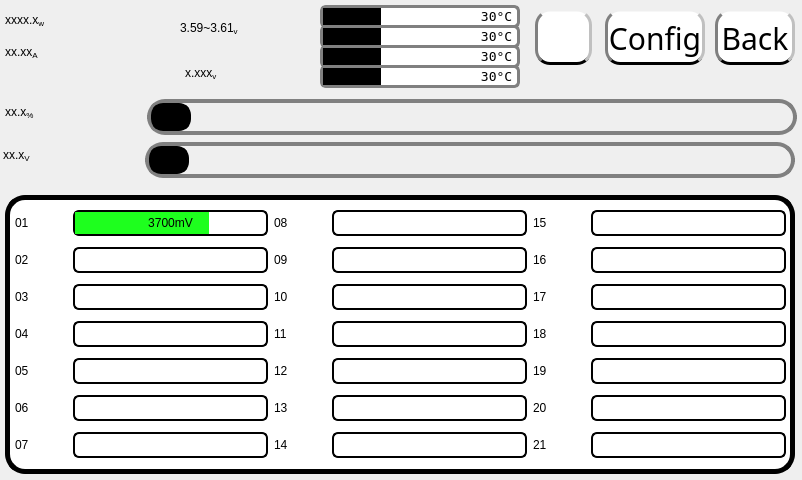
First picture: the form in ampy_bms.ui, repository cwkowalski/ASI_AmpyDisplay, before the edit.
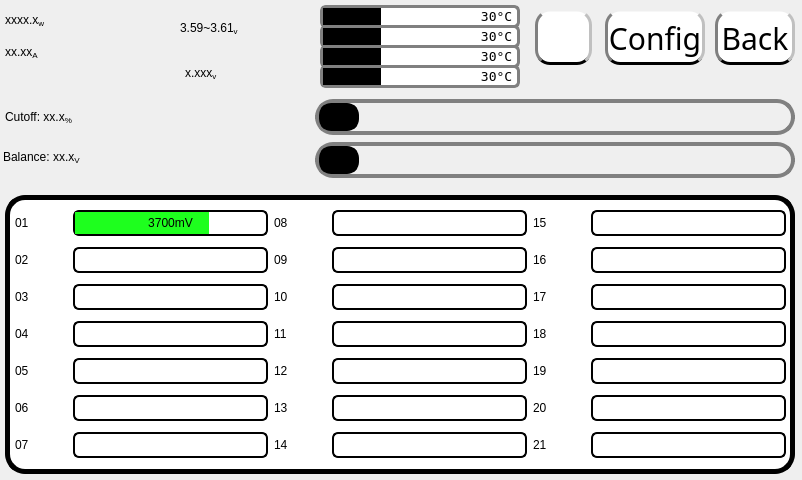
Second picture: the form after the edit. Icons and pictures are not drawn.

Commit message: BMS window/ui now iterates for 10-21 cell series groups, EEPROM r/w tested, print statements can be re-enabled with JBD(debug=True)

```diff
--- a/ampy_bms.ui
+++ b/ampy_bms.ui
@@ -80,9 +80,9 @@
   <widget class="QSlider" name="ChargeLevelSlider">
    <property name="geometry">
     <rect>
-     <x>147</x>
+     <x>315</x>
      <y>95</y>
-     <width>650</width>
+     <width>480</width>
      <height>45</height>
     </rect>
    </property>
@@ -157,8 +157,8 @@
    <property name="geometry">
     <rect>
      <x>5</x>
-     <y>80</y>
-     <width>141</width>
+     <y>85</y>
+     <width>300</width>
      <height>65</height>
     </rect>
    </property>
@@ -168,7 +168,7 @@
 }</string>
    </property>
    <property name="text">
-    <string>xx.x&lt;sub&gt;%&lt;/sub&gt;</string>
+    <string>Cutoff: xx.x&lt;sub&gt;%&lt;/sub&gt;</string>
    </property>
   </widget>
   <widget class="QLabel" name="PowerLabel">
@@ -249,9 +249,9 @@
   <widget class="QSlider" name="BalanceLevelSlider">
    <property name="geometry">
     <rect>
-     <x>145</x>
+     <x>315</x>
      <y>138</y>
-     <width>650</width>
+     <width>480</width>
      <height>45</height>
     </rect>
    </property>
@@ -326,8 +326,8 @@
    <property name="geometry">
     <rect>
      <x>3</x>
-     <y>123</y>
-     <width>141</width>
+     <y>125</y>
+     <width>306</width>
      <height>65</height>
     </rect>
    </property>
@@ -337,7 +337,7 @@
 }</string>
    </property>
    <property name="text">
-    <string>xx.x&lt;sub&gt;V&lt;/sub&gt;</string>
+    <string>Balance: xx.x&lt;sub&gt;V&lt;/sub&gt;</string>
    </property>
   </widget>
   <widget class="QGroupBox" name="groupBox">
@@ -356,11 +356,19 @@
    </property>
    <property name="styleSheet">
     <string notr="true">QLabel{font: 18pt 'Luxi Mono'}
-QProgressBar{font: 10pt 'Luxi Mono';
-margin: 0px;
-padding: 0px}
 QPushButton{background: white;
-border: none;}</string>
+border: none;}
+QProgressBar::chunk {
+     background-color: rgb(30, 255, 30);}
+QProgressBar {
+    background-color: white;
+	border-style: solid;
+	border-color: black;
+	border-width: 2px;
+	border-radius: 6px;
+	margin: 0px;
+	padding: 0px;
+	font: 10pt 'Luxi Mono';}</string>
    </property>
    <property name="title">
     <string/>
```
Left out of the diff: 189 changed lines with no effect on the pictures. The commit also changes 5 other files.
